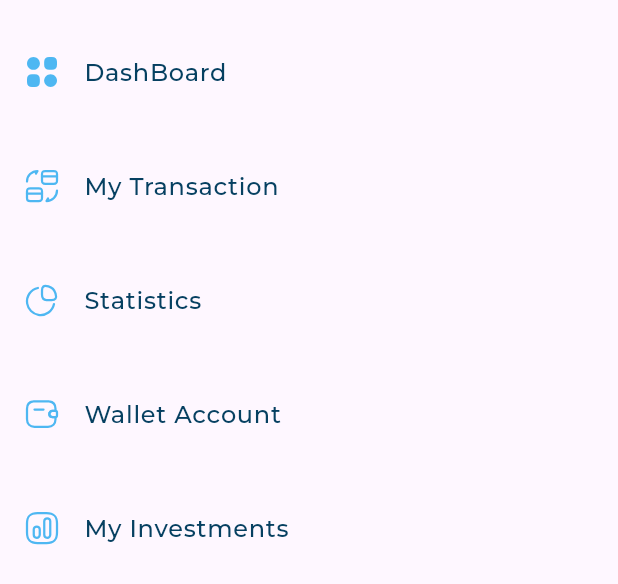
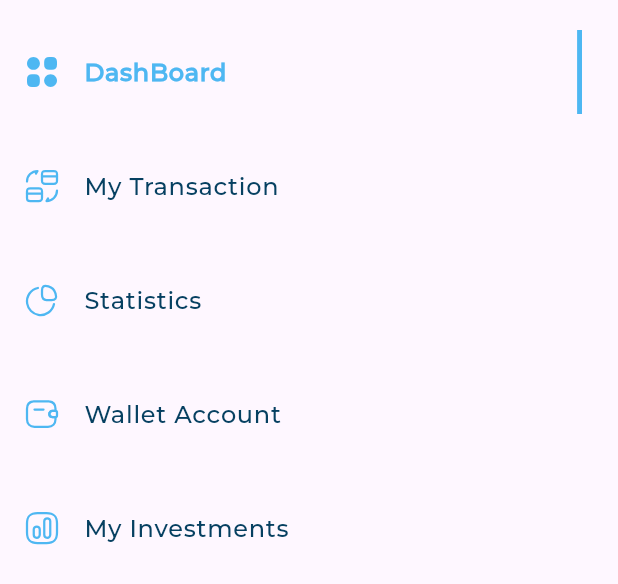
Before and after one commit to Ahmedatef5O5/responsive_dash_board, a Flutter app: the DrawerItemsListView widget shown alone on an empty page, opened directly, on a phone screen of 412 x 824 dp. Shown: the top 584 px of the screen. Run offline on Flutter 3.47's test engine with Material 3 defaults, Android fonts, the phone set to English and light mode, and no system bars; our stand-ins replace flutter_svg; project files that could hold a hidden picture were left out.

Commit message:
create active drawer item

```diff
--- /dev/null
+++ b/lib/widgets/active&inActive_drawer_item.dart
@@ -0,0 +1,36 @@
+import 'package:flutter/material.dart';
+import 'package:flutter_svg/svg.dart';
+import 'package:responsive_dash_board/models/drawer_item_model.dart';
+import 'package:responsive_dash_board/utils/app_styles.dart';
+
+class InActiveDrawerItem extends StatelessWidget {
+  const InActiveDrawerItem({super.key, required this.drawerItemModel});
+
+  final DrawerItemModel drawerItemModel;
+
+  @override
+  Widget build(BuildContext context) {
+    return ListTile(
+      leading: SvgPicture.asset(drawerItemModel.image),
+      title: Text(drawerItemModel.title, style: AppStyles.styleMedium16),
+    );
+  }
+}
+
+class ActiveDrawerItem extends StatelessWidget {
+  const ActiveDrawerItem({super.key, required this.drawerItemModel});
+
+  final DrawerItemModel drawerItemModel;
+
+  @override
+  Widget build(BuildContext context) {
+    return ListTile(
+      leading: SvgPicture.asset(drawerItemModel.image),
+      title: Text(drawerItemModel.title, style: AppStyles.styleBold16),
+      trailing: Container(
+        width: 3.27,
+        decoration: const BoxDecoration(color: Color(0xff4eb7f2)),
+      ),
+    );
+  }
+}
--- a/lib/widgets/drawer_item.dart
+++ b/lib/widgets/drawer_item.dart
@@ -1,7 +1,6 @@
 import 'package:flutter/material.dart';
-import 'package:flutter_svg/flutter_svg.dart';
 import 'package:responsive_dash_board/models/drawer_item_model.dart';
-import 'package:responsive_dash_board/utils/app_styles.dart';
+import 'package:responsive_dash_board/widgets/active&inActive_drawer_item.dart';
 
 class DrawerItem extends StatelessWidget {
   const DrawerItem({
@@ -13,9 +12,8 @@ class DrawerItem extends StatelessWidget {
   final bool isActive;
   @override
   Widget build(BuildContext context) {
-    return ListTile(
-      leading: SvgPicture.asset(drawerItemModel.image),
-      title: Text(drawerItemModel.title, style: AppStyles.styleMedium16),
-    );
+    return isActive
+        ? ActiveDrawerItem(drawerItemModel: drawerItemModel)
+        : InActiveDrawerItem(drawerItemModel: drawerItemModel);
   }
 }
--- a/lib/widgets/drawer_items_list_view.dart
+++ b/lib/widgets/drawer_items_list_view.dart
@@ -46,7 +46,7 @@ class _DrawerItemsListViewState extends State<DrawerItemsListView> {
             if (activeIndex != index) {
               setState(() {
                 activeIndex = index;
-                print(activeIndex);
+                // print(activeIndex);
               });
             }
           },
```
